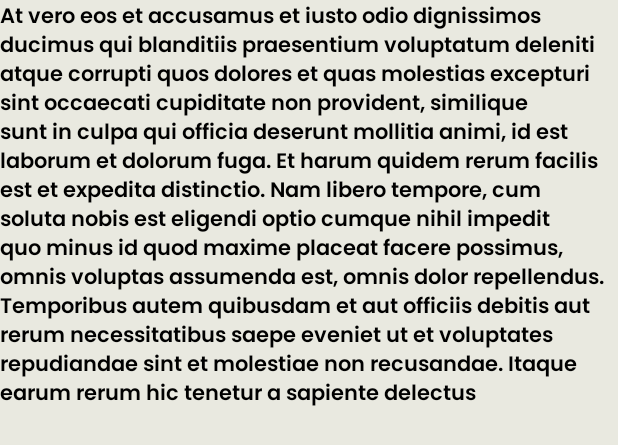
After one commit to PestClassification/Mobile, an Android app: the layout layout_second.xml on its own in the app's theme, with its tools: preview values and no code run, on a phone screen of 412 x 824 dp. The commit adds this screen. Shown: the top 445 px of the screen. Run offline under Robolectric (Android 15) with nearby library versions, the phone set to English and light mode, and no system bars; Roboto replaces fonts that are not available here.

Commit message:
Tela de identificao pela metade

```diff
--- a/app/build.gradle.kts
+++ b/app/build.gradle.kts
@@ -51,4 +51,6 @@ dependencies {
     testImplementation(libs.junit)
     androidTestImplementation(libs.androidx.junit)
     androidTestImplementation(libs.androidx.espresso.core)
+    implementation (libs.expandablelayout)
+
 }
--- /dev/null
+++ b/app/src/main/res/layout/layout_second.xml
@@ -0,0 +1,16 @@
+<?xml version="1.0" encoding="utf-8"?>
+<androidx.constraintlayout.widget.ConstraintLayout xmlns:android="http://schemas.android.com/apk/res/android"
+    xmlns:app="http://schemas.android.com/apk/res-auto"
+    android:layout_width="match_parent"
+    android:layout_height="wrap_content">
+
+    <TextView
+        android:layout_width="wrap_content"
+        android:layout_height="wrap_content"
+        android:text="At vero eos et accusamus et iusto odio dignissimos ducimus qui blanditiis praesentium voluptatum deleniti atque corrupti quos dolores et quas molestias excepturi sint occaecati cupiditate non provident, similique sunt in culpa qui officia deserunt mollitia animi, id est laborum et dolorum fuga. Et harum quidem rerum facilis est et expedita distinctio. Nam libero tempore, cum soluta nobis est eligendi optio cumque nihil impedit quo minus id quod maxime placeat facere possimus, omnis voluptas assumenda est, omnis dolor repellendus. Temporibus autem quibusdam et aut officiis debitis aut rerum necessitatibus saepe eveniet ut et voluptates repudiandae sint et molestiae non recusandae. Itaque earum rerum hic tenetur a sapiente delectus"
+        android:textColor="@color/primary_font"
+        app:layout_constraintBottom_toBottomOf="parent"
+        app:layout_constraintEnd_toEndOf="parent"
+        app:layout_constraintStart_toStartOf="parent"
+        app:layout_constraintTop_toTopOf="parent" />
+</androidx.constraintlayout.widget.ConstraintLayout>
--- a/app/src/main/res/values/colors.xml
+++ b/app/src/main/res/values/colors.xml
@@ -4,4 +4,6 @@
     <color name="light_background">#E9E9E0</color>
     <color name="light_primary">#8ACF31</color>
     <color name="dark_primary">#196839</color>
+    <color name="primary_font">#000000</color>
+
 </resources>
--- a/app/src/main/res/values/strings.xml
+++ b/app/src/main/res/values/strings.xml
@@ -9,4 +9,6 @@
     <string name="back_button_description">Arrow pointing to the left.</string>
     <string name="welcome_area_text">Welcome again.</string>
     <string name="placeholder_description">placeholder</string>
+
+    <string name="description">Description</string>
 </resources>
--- a/gradle/libs.versions.toml
+++ b/gradle/libs.versions.toml
@@ -1,5 +1,6 @@
 [versions]
 agp = "8.5.1"
+expandablelayout = "1.0.7"
 kotlin = "1.9.0"
 coreKtx = "1.13.1"
 junit = "4.13.2"
@@ -12,8 +13,10 @@ constraintlayout = "2.1.4"
 navigationFragmentKtx = "2.7.7"
 navigationUiKtx = "2.7.7"
 
+
 [libraries]
 androidx-core-ktx = { group = "androidx.core", name = "core-ktx", version.ref = "coreKtx" }
+expandablelayout = { module = "com.github.skydoves:expandablelayout", version.ref = "expandablelayout" }
 junit = { group = "junit", name = "junit", version.ref = "junit" }
 androidx-junit = { group = "androidx.test.ext", name = "junit", version.ref = "junitVersion" }
 androidx-espresso-core = { group = "androidx.test.espresso", name = "espresso-core", version.ref = "espressoCore" }
@@ -24,6 +27,7 @@ androidx-constraintlayout = { group = "androidx.constraintlayout", name = "const
 androidx-navigation-fragment-ktx = { group = "androidx.navigation", name = "navigation-fragment-ktx", version.ref = "navigationFragmentKtx" }
 androidx-navigation-ui-ktx = { group = "androidx.navigation", name = "navigation-ui-ktx", version.ref = "navigationUiKtx" }
 
+
 [plugins]
 android-application = { id = "com.android.application", version.ref = "agp" }
 jetbrains-kotlin-android = { id = "org.jetbrains.kotlin.android", version.ref = "kotlin" }
--- a/settings.gradle.kts
+++ b/settings.gradle.kts
@@ -19,5 +19,6 @@ dependencyResolutionManagement {
     }
 }
 
+
 rootProject.name = "FoIA"
 include(":app")
```
Also changed, not shown: app/src/main/java/com/yan/foia/ui/logged/fragments/identified/IdentifiedFragment.kt (+19 -0 lines), app/src/main/res/layout/fragment_identified.xml (+79 -1 lines), app/src/main/res/layout/layout_parent.xml (added, +20 -0 lines), build.gradle.kts (line endings or trailing spaces), 1 other file.
